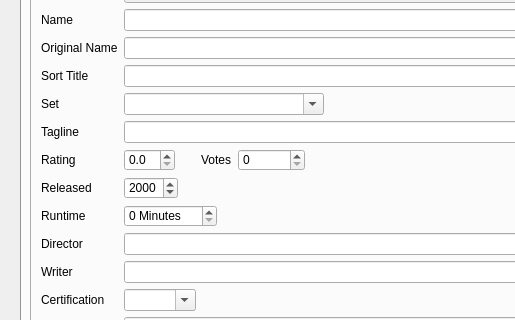
This is movies/MovieWidget.ui in Komet/MediaElch as Qt 5 draws it before an edit; both pictures show x 0 to 515 and y 109 to 429 of the 934 by 810 pixel window. The edited form follows.
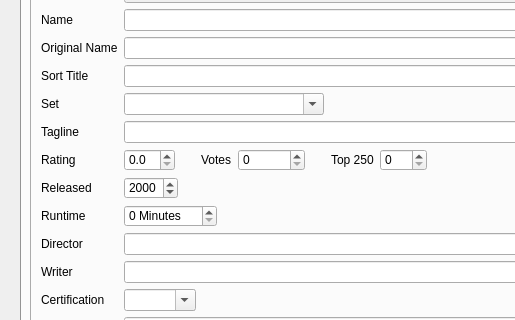
This is the edited form. Icons and pictures are not drawn. Custom widgets are drawn as their Qt base class.

Commit message: Fixes #172 Added Top 250 for movies

Patch:
```diff
--- a/movies/MovieWidget.ui
+++ b/movies/MovieWidget.ui
@@ -413,6 +413,36 @@
                   </property>
                  </widget>
                 </item>
+                <item>
+                 <spacer name="horizontalSpacer_13">
+                  <property name="orientation">
+                   <enum>Qt::Horizontal</enum>
+                  </property>
+                  <property name="sizeType">
+                   <enum>QSizePolicy::Fixed</enum>
+                  </property>
+                  <property name="sizeHint" stdset="0">
+                   <size>
+                    <width>20</width>
+                    <height>20</height>
+                   </size>
+                  </property>
+                 </spacer>
+                </item>
+                <item>
+                 <widget class="QLabel" name="label_36">
+                  <property name="text">
+                   <string>Top 250</string>
+                  </property>
+                 </widget>
+                </item>
+                <item>
+                 <widget class="QSpinBox" name="top250">
+                  <property name="maximum">
+                   <number>250</number>
+                  </property>
+                 </widget>
+                </item>
                </layout>
               </item>
              </layout>
```
The commit also changes 5 other files.
